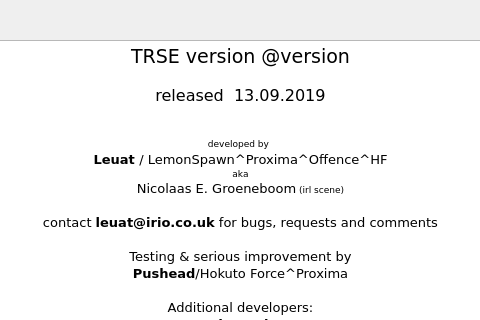
Above: source/dialogabout.ui from leuat/TRSE before the change; both pictures show x 213 to 693 and y 0 to 320 of the 910 by 446 pixel window. Below: the same form after it.
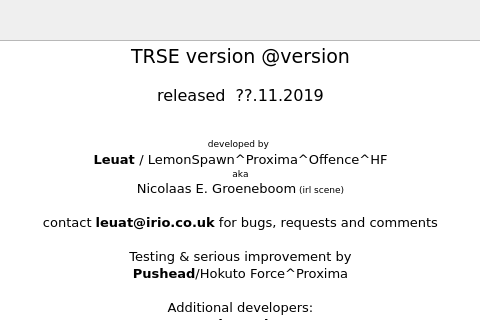
That is the form after the change. Icons and pictures are not drawn.

Diff of the .ui file:
```diff
--- a/source/dialogabout.ui
+++ b/source/dialogabout.ui
@@ -47,7 +47,7 @@
 p, li { white-space: pre-wrap; }
 &lt;/style&gt;&lt;/head&gt;&lt;body style=&quot; font-family:'Verdana'; font-size:10pt; font-weight:400; font-style:normal;&quot;&gt;
 &lt;p align=&quot;center&quot; style=&quot; margin-top:0px; margin-bottom:0px; margin-left:0px; margin-right:0px; -qt-block-indent:0; text-indent:0px;&quot;&gt;&lt;span style=&quot; font-size:14pt;&quot;&gt;TRSE version @version&lt;/span&gt;&lt;/p&gt;
-&lt;p align=&quot;center&quot; style=&quot; margin-top:18px; margin-bottom:12px; margin-left:0px; margin-right:0px; -qt-block-indent:0; text-indent:0px;&quot;&gt;&lt;span style=&quot; font-size:12pt;&quot;&gt;released  13.09.2019&lt;/span&gt;&lt;/p&gt;
+&lt;p align=&quot;center&quot; style=&quot; margin-top:18px; margin-bottom:12px; margin-left:0px; margin-right:0px; -qt-block-indent:0; text-indent:0px;&quot;&gt;&lt;span style=&quot; font-size:12pt;&quot;&gt;released  ??.11.2019&lt;/span&gt;&lt;/p&gt;
 &lt;p align=&quot;center&quot; style=&quot;-qt-paragraph-type:empty; margin-top:0px; margin-bottom:0px; margin-left:0px; margin-right:0px; -qt-block-indent:0; text-indent:0px;&quot;&gt;&lt;br /&gt;&lt;/p&gt;
 &lt;p align=&quot;center&quot; style=&quot; margin-top:0px; margin-bottom:0px; margin-left:0px; margin-right:0px; -qt-block-indent:0; text-indent:0px;&quot;&gt;&lt;img src=&quot;:/resources/images/creatures.png&quot; width=&quot;160&quot; /&gt;&lt;/p&gt;
 &lt;p align=&quot;center&quot; style=&quot; margin-top:0px; margin-bottom:0px; margin-left:0px; margin-right:0px; -qt-block-indent:0; text-indent:0px;&quot;&gt;&lt;span style=&quot; font-size:7pt;&quot;&gt;developed by&lt;/span&gt; &lt;/p&gt;
```
